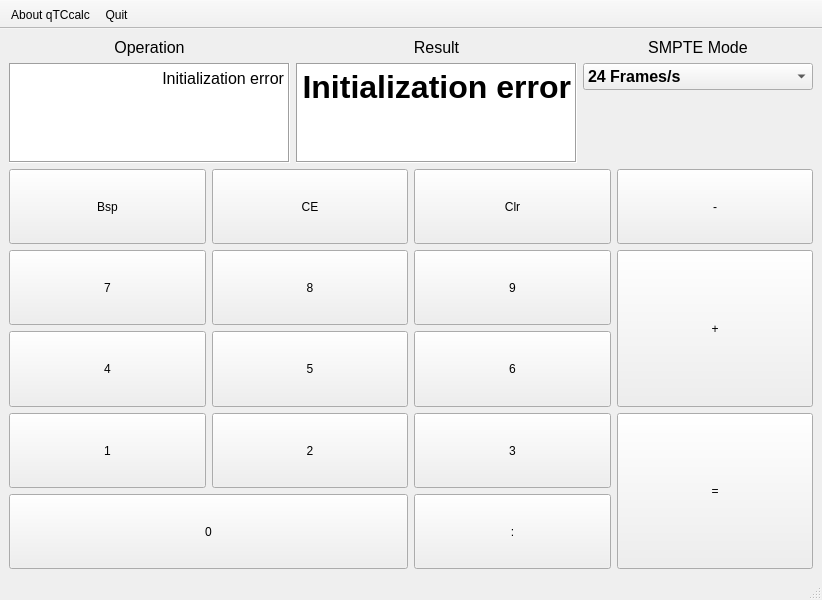
Old version of the form src/mainwindow.ui in the repository EMATech/qTCcalc.
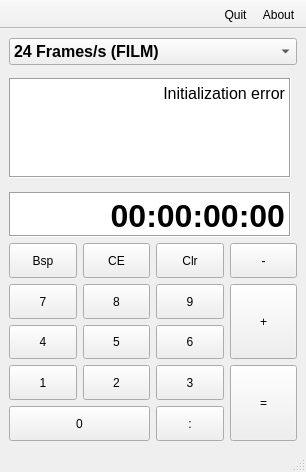
New version of the form. Icons and pictures are not drawn.

What changed in the file:
```diff
--- a/src/mainwindow.ui
+++ b/src/mainwindow.ui
@@ -7,8 +7,8 @@
    <rect>
     <x>0</x>
     <y>0</y>
-    <width>822</width>
-    <height>600</height>
+    <width>306</width>
+    <height>472</height>
    </rect>
   </property>
   <property name="windowTitle">
@@ -307,7 +307,7 @@
       <property name="sizeConstraint">
        <enum>QLayout::SetDefaultConstraint</enum>
       </property>
-      <item row="1" column="0" rowspan="2">
+      <item row="2" column="0" rowspan="2">
        <widget class="QTextBrowser" name="operation">
         <property name="minimumSize">
          <size>
@@ -336,7 +336,7 @@
          <enum>QFrame::Box</enum>
         </property>
         <property name="verticalScrollBarPolicy">
-         <enum>Qt::ScrollBarAlwaysOff</enum>
+         <enum>Qt::ScrollBarAsNeeded</enum>
         </property>
         <property name="horizontalScrollBarPolicy">
          <enum>Qt::ScrollBarAlwaysOff</enum>
@@ -350,92 +350,7 @@
         </property>
        </widget>
       </item>
-      <item row="1" column="1" rowspan="2">
-       <widget class="QTextBrowser" name="result">
-        <property name="minimumSize">
-         <size>
-          <width>280</width>
-          <height>100</height>
-         </size>
-        </property>
-        <property name="maximumSize">
-         <size>
-          <width>16777215</width>
-          <height>100</height>
-         </size>
-        </property>
-        <property name="font">
-         <font>
-          <pointsize>24</pointsize>
-         </font>
-        </property>
-        <property name="toolTip">
-         <string>Result</string>
-        </property>
-        <property name="frameShape">
-         <enum>QFrame::Box</enum>
-        </property>
-        <property name="verticalScrollBarPolicy">
-         <enum>Qt::ScrollBarAlwaysOff</enum>
-        </property>
-        <property name="horizontalScrollBarPolicy">
-         <enum>Qt::ScrollBarAlwaysOff</enum>
-        </property>
-        <property name="html">
-         <string>&lt;!DOCTYPE HTML PUBLIC &quot;-//W3C//DTD HTML 4.0//EN&quot; &quot;http://www.w3.org/TR/REC-html40/strict.dtd&quot;&gt;
-&lt;html&gt;&lt;head&gt;&lt;meta name=&quot;qrichtext&quot; content=&quot;1&quot; /&gt;&lt;style type=&quot;text/css&quot;&gt;
-p, li { white-space: pre-wrap; }
-&lt;/style&gt;&lt;/head&gt;&lt;body style=&quot; font-family:'Sans'; font-size:24pt; font-weight:400; font-style:normal;&quot;&gt;
-&lt;p align=&quot;right&quot; style=&quot; margin-top:0px; margin-bottom:0px; margin-left:0px; margin-right:0px; -qt-block-indent:0; text-indent:0px;&quot;&gt;&lt;span style=&quot; font-family:'DejaVu Sans'; font-weight:600;&quot;&gt;Initialization error&lt;/span&gt;&lt;/p&gt;&lt;/body&gt;&lt;/html&gt;</string>
-        </property>
-       </widget>
-      </item>
-      <item row="0" column="0">
-       <widget class="QLabel" name="operationLabel">
-        <property name="font">
-         <font>
-          <pointsize>12</pointsize>
-         </font>
-        </property>
-        <property name="text">
-         <string>Operation</string>
-        </property>
-        <property name="alignment">
-         <set>Qt::AlignCenter</set>
-        </property>
-       </widget>
-      </item>
-      <item row="0" column="1">
-       <widget class="QLabel" name="resultLabel">
-        <property name="font">
-         <font>
-          <pointsize>12</pointsize>
-         </font>
-        </property>
-        <property name="text">
-         <string>Result</string>
-        </property>
-        <property name="alignment">
-         <set>Qt::AlignCenter</set>
-        </property>
-       </widget>
-      </item>
-      <item row="0" column="2">
-       <widget class="QLabel" name="modeLabel">
-        <property name="font">
-         <font>
-          <pointsize>12</pointsize>
-         </font>
-        </property>
-        <property name="text">
-         <string>SMPTE Mode</string>
-        </property>
-        <property name="alignment">
-         <set>Qt::AlignCenter</set>
-        </property>
-       </widget>
-      </item>
-      <item row="1" column="2">
+      <item row="1" column="0" colspan="2">
        <widget class="QComboBox" name="comboBox">
         <property name="minimumSize">
          <size>
@@ -455,7 +370,7 @@
         </property>
         <item>
          <property name="text">
-          <string>24 Frames/s</string>
+          <string>24 Frames/s (FILM)</string>
          </property>
         </item>
         <item>
@@ -480,6 +395,46 @@
         </item>
        </widget>
       </item>
+      <item row="4" column="0">
+       <widget class="QTextBrowser" name="result">
+        <property name="minimumSize">
+         <size>
+          <width>280</width>
+          <height>45</height>
+         </size>
+        </property>
+        <property name="maximumSize">
+         <size>
+          <width>16777215</width>
+          <height>45</height>
+         </size>
+        </property>
+        <property name="font">
+         <font>
+          <pointsize>24</pointsize>
+         </font>
+        </property>
+        <property name="toolTip">
+         <string>Result</string>
+        </property>
+        <property name="frameShape">
+         <enum>QFrame::Box</enum>
+        </property>
+        <property name="verticalScrollBarPolicy">
+         <enum>Qt::ScrollBarAlwaysOff</enum>
+        </property>
+        <property name="horizontalScrollBarPolicy">
+         <enum>Qt::ScrollBarAlwaysOff</enum>
+        </property>
+        <property name="html">
+         <string>&lt;!DOCTYPE HTML PUBLIC &quot;-//W3C//DTD HTML 4.0//EN&quot; &quot;http://www.w3.org/TR/REC-html40/strict.dtd&quot;&gt;
+&lt;html&gt;&lt;head&gt;&lt;meta name=&quot;qrichtext&quot; content=&quot;1&quot; /&gt;&lt;style type=&quot;text/css&quot;&gt;
+p, li { white-space: pre-wrap; }
+&lt;/style&gt;&lt;/head&gt;&lt;body style=&quot; font-family:'Sans'; font-size:24pt; font-weight:400; font-style:normal;&quot;&gt;
+&lt;p align=&quot;right&quot; style=&quot; margin-top:0px; margin-bottom:0px; margin-left:0px; margin-right:0px; -qt-block-indent:0; text-indent:0px;&quot;&gt;&lt;span style=&quot; font-family:'DejaVu Sans'; font-weight:600;&quot;&gt;00:00:00:00&lt;/span&gt;&lt;/p&gt;&lt;/body&gt;&lt;/html&gt;</string>
+        </property>
+       </widget>
+      </item>
      </layout>
     </item>
    </layout>
@@ -496,6 +451,9 @@
    <property name="windowTitle">
     <string>toolBar</string>
    </property>
+   <property name="layoutDirection">
+    <enum>Qt::RightToLeft</enum>
+   </property>
    <property name="movable">
     <bool>false</bool>
    </property>
@@ -518,7 +476,10 @@
   </action>
   <action name="actionAbout">
    <property name="text">
-    <string>About qTCcalc</string>
+    <string>About</string>
+   </property>
+   <property name="shortcut">
+    <string>F1</string>
    </property>
   </action>
  </widget>
```
Left out of the diff: 70 changed lines with no effect on the pictures.
